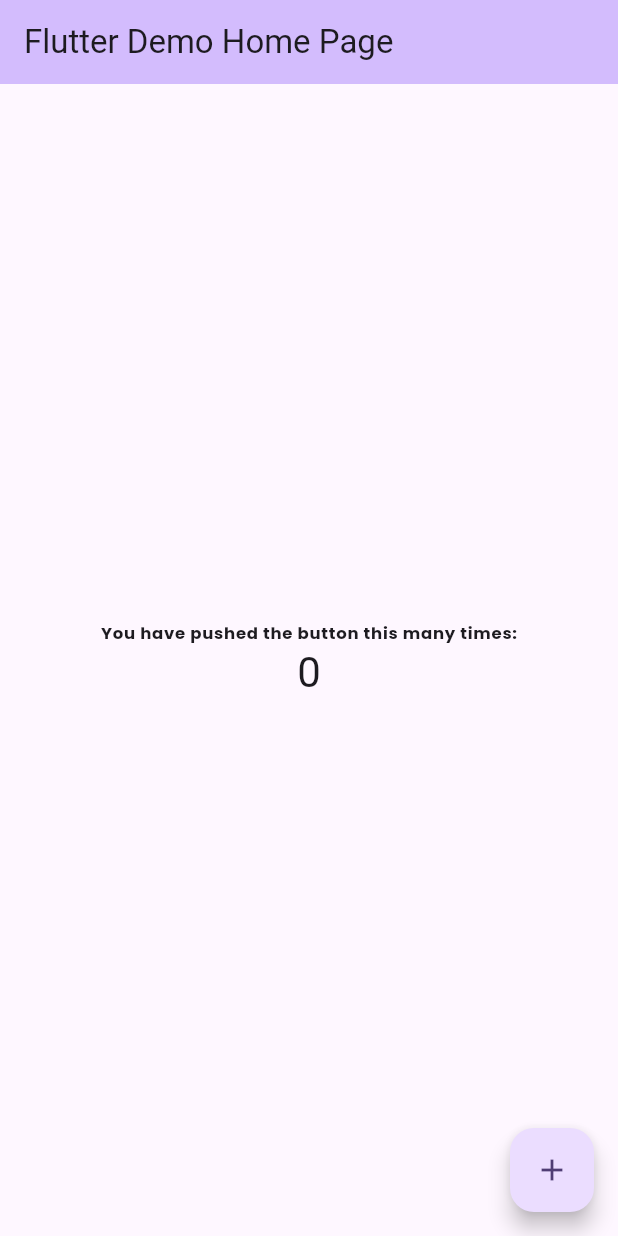
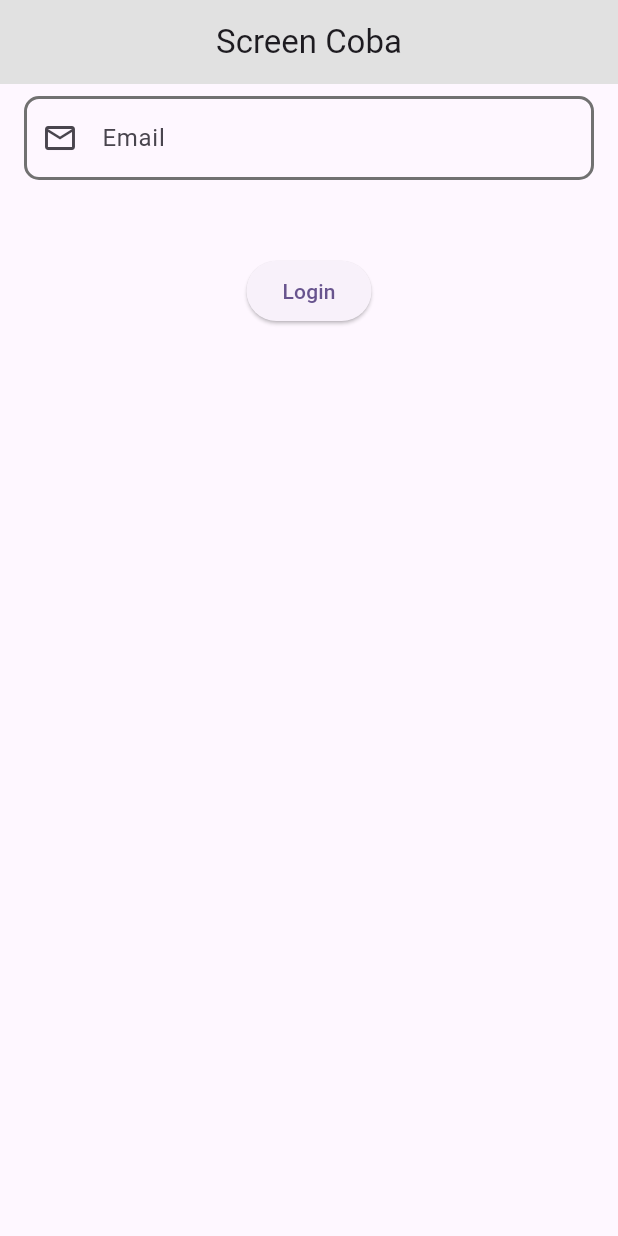
Before and after one commit to Capstone-Tim-02/sustain-tour-mobile, a Flutter app: the screen it shows after launch, on a phone screen of 412 x 824 dp. Run offline on Flutter 3.47's test engine with Material 2 defaults, Android fonts, the phone set to English and light mode, and no system bars.

Commit message:
membuat textField global widget

```diff
--- /dev/null
+++ b/lib/febi_coba_fitur/coba_widget_screen.dart
@@ -0,0 +1,60 @@
+import 'package:flutter/material.dart';
+import 'package:sustain_tour_mobile/style/color_theme_style.dart';
+import 'package:sustain_tour_mobile/widget/text_field_widget.dart';
+
+class CobaWidgetScreen extends StatefulWidget {
+  CobaWidgetScreen({super.key});
+
+  @override
+  State<CobaWidgetScreen> createState() => _CobaWidgetScreenState();
+}
+
+class _CobaWidgetScreenState extends State<CobaWidgetScreen> {
+  final TextEditingController emailController = TextEditingController();
+  String? errorText; // Menambahkan variabel untuk menangani errorText
+
+  @override
+  Widget build(BuildContext context) {
+    return Scaffold(
+      appBar: AppBar(
+        title: const Text('Screen Coba'),
+        centerTitle: true,
+        backgroundColor: ColorThemeStyle.grey50,
+      ),
+      body: Padding(
+        padding: const EdgeInsets.all(8.0),
+        child: Column(
+          children: [
+            Center(
+              child: TextFieldWidget(
+                controller: emailController,
+                labelText: 'Email',
+                hintText: 'Insert your email',
+                prefixIcon: const Icon(Icons.email_outlined),
+                errorText: errorText,
+              ),
+            ),
+            ElevatedButton(
+              onPressed: () {
+                if (emailController.text.isEmpty) {
+                  // Menampilkan pesan kesalahan jika email kosong
+                  emailController.clear(); // Menghapus teks dalam TextField
+                  setState(() {
+                    errorText = 'Data tidak boleh kosong'; // Mengatur errorText
+                  });
+                } else {
+                  // Menghapus pesan kesalahan jika email tidak kosong
+                  setState(() {
+                    errorText = null;
+                  });
+                  // Lakukan tindakan login atau yang sesuai jika email tidak kosong
+                }
+              },
+              child: const Text('Login'),
+            ),
+          ],
+        ),
+      ),
+    );
+  }
+}
--- a/lib/main.dart
+++ b/lib/main.dart
@@ -1,5 +1,6 @@
 import 'package:flutter/material.dart';
 import 'package:sustain_tour_mobile/style/text_style_widget.dart';
+import 'package:sustain_tour_mobile/febi_coba_fitur/coba_widget_screen.dart';
 
 void main() {
   runApp(const MyApp());
@@ -32,7 +33,7 @@ class MyApp extends StatelessWidget {
         colorScheme: ColorScheme.fromSeed(seedColor: Colors.deepPurple),
         useMaterial3: true,
       ),
-      home: const MyHomePage(title: 'Flutter Demo Home Page'),
+      home:  CobaWidgetScreen(),
     );
   }
 }
--- /dev/null
+++ b/lib/widget/text_field_widget.dart
@@ -0,0 +1,75 @@
+import 'package:flutter/material.dart';
+import 'package:sustain_tour_mobile/style/color_theme_style.dart';
+
+class TextFieldWidget extends StatelessWidget {
+  final TextEditingController? controller;
+  final String? labelText;
+  final String? hintText;
+  final String? errorText;
+  final Icon? prefixIcon;
+  final TextInputType? keyboardType;
+  final TextCapitalization textCapitalization;
+
+  const TextFieldWidget({
+    super.key,
+    required this.controller,
+    required this.labelText,
+    required this.hintText,
+    required this.errorText,
+    required this.prefixIcon,
+    this.keyboardType,
+    this.textCapitalization = TextCapitalization.sentences,
+  });
+
+  @override
+  Widget build(BuildContext context) {
+    return SizedBox(
+      width: 380,
+      height: 106,
+      child: TextFormField(
+        textCapitalization: textCapitalization,
+        // membuat huruf pertama pada keyboard HP menjadi kapital
+        keyboardType: keyboardType, //mengubah jenis keyboard
+        controller: controller,
+        decoration: InputDecoration(
+          labelText: labelText,
+          hintText: hintText,
+          errorText: errorText,
+          prefixIcon: prefixIcon,
+          enabledBorder: OutlineInputBorder(
+            // Garis border biasa
+            borderRadius: BorderRadius.circular(10.0),
+            borderSide: const BorderSide(
+              color: ColorThemeStyle.grey100, // Warna garis
+              width: 2.0, // Ketebalan garis
+            ),
+          ),
+          focusedBorder: OutlineInputBorder(
+            // Garis border saat difokuskan
+            borderRadius: BorderRadius.circular(10.0),
+            borderSide: const BorderSide(
+              color: ColorThemeStyle.blue100, // Warna garis
+              width: 2.0, // Ketebalan garis
+            ),
+          ),
+          errorBorder: OutlineInputBorder(
+            // Garis border saat terjadi kesalahan penginputan data
+            borderRadius: BorderRadius.circular(10.0),
+            borderSide: const BorderSide(
+              color: ColorThemeStyle.red, // Warna garis
+              width: 2.0, // Ketebalan garis
+            ),
+          ),
+          focusedErrorBorder: OutlineInputBorder(
+            // Garis border saat terjadi kesalahan penginputan data
+            borderRadius: BorderRadius.circular(10.0),
+            borderSide: const BorderSide(
+              color: ColorThemeStyle.red, // Warna garis
+              width: 2.0, // Ketebalan garis
+            ),
+          ),
+        ),
+      ),
+    );
+  }
+}
```
